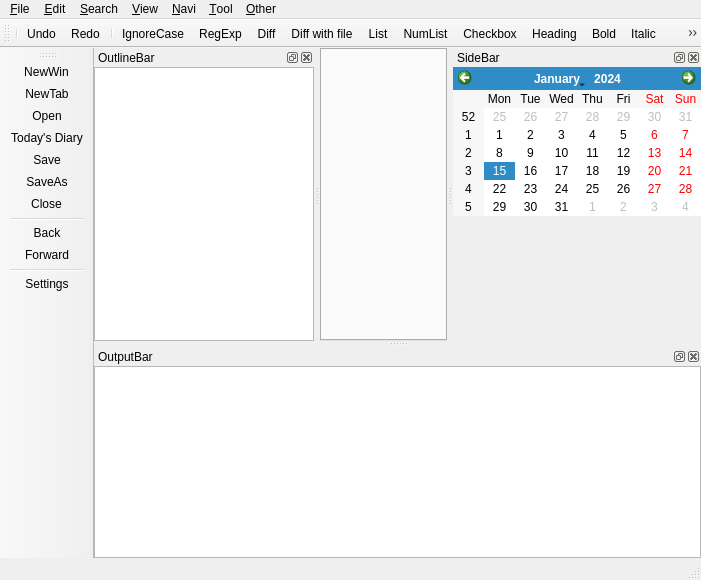
Before: the Qt Designer form viMarkdown/src/MainWindow.ui in vivisuke/viMarkdown, drawn with Qt 5.
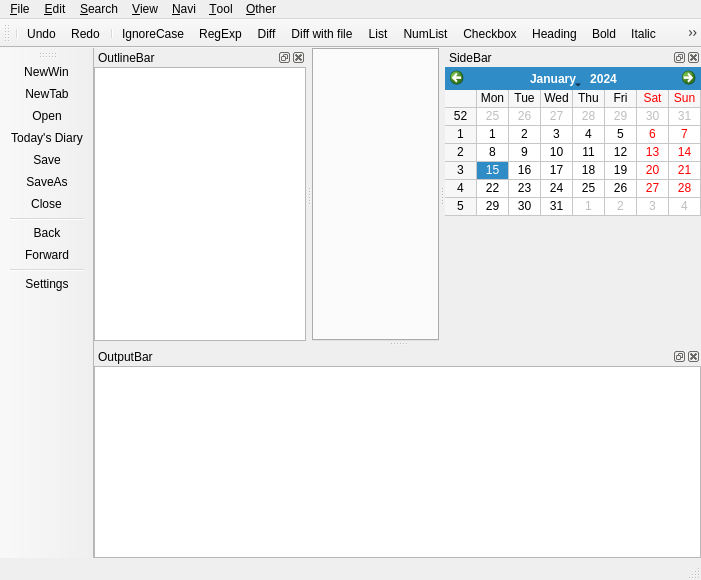
After: the same form once the commit is applied. Icons and pictures are not drawn. Custom widgets are drawn as their Qt base class.

Diff of the .ui file:
```diff
--- a/viMarkdown/src/MainWindow.ui
+++ b/viMarkdown/src/MainWindow.ui
@@ -405,6 +405,9 @@
        <property name="firstDayOfWeek">
         <enum>Qt::DayOfWeek::Monday</enum>
        </property>
+       <property name="gridVisible">
+        <bool>true</bool>
+       </property>
       </widget>
      </item>
      <item>
```
